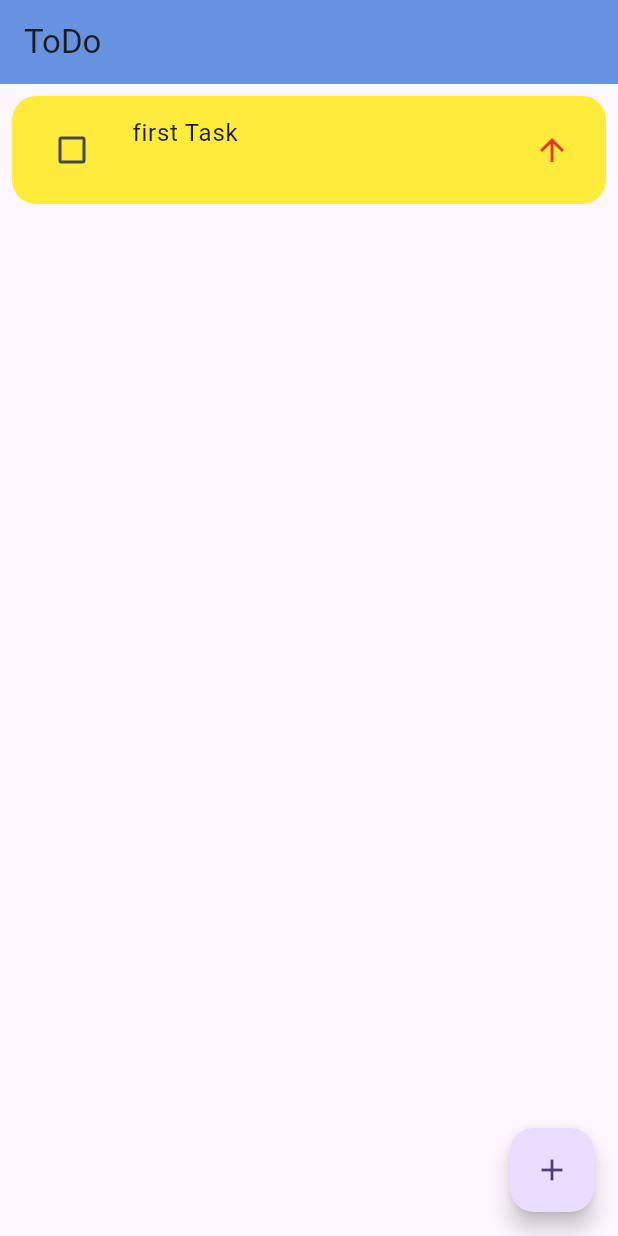
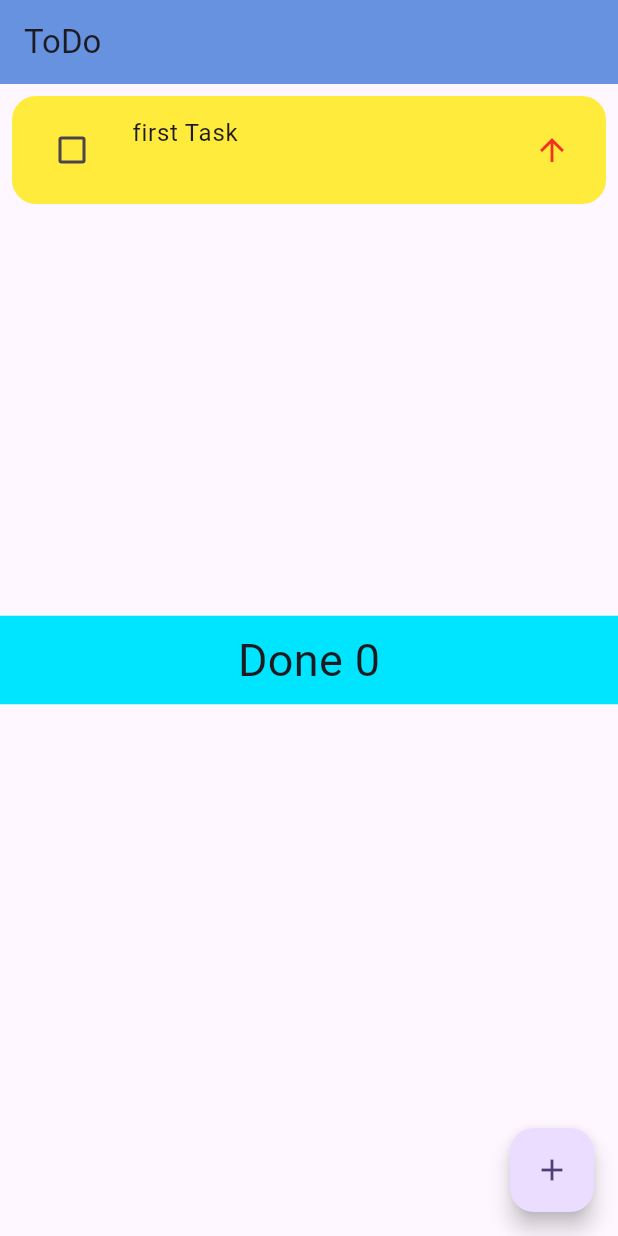
Before and after one commit to kakus94/flutter_first, a Flutter app: the screen it shows after launch, on a phone screen of 412 x 824 dp. Run offline on Flutter 3.47's test engine with Material 3 defaults, Android fonts, the phone set to English and light mode, and no system bars.

Commit message:
done lesson firs

```diff
--- a/lib/learn_2/model/todo_model.dart
+++ b/lib/learn_2/model/todo_model.dart
@@ -5,8 +5,8 @@ import 'package:flutter/material.dart';
 import 'package:flutter_first/learn_2/model/todo_priority.dart';
 import 'package:flutter_first/learn_2/view/todo_list.dart';
 
-class TodoModel {
-  TodoModel(
+class TaskModel {
+  TaskModel(
       {required this.id,
       required this.title,
       required this.subtitle,
@@ -24,24 +24,24 @@ class TodoModel {
     isCheck = !isCheck;
   }
 
-  static List<TodoModel> getList() {
-    List<TodoModel> result = [];
+  static List<TaskModel> getList() {
+    List<TaskModel> result = [];
 
-    result.add(TodoModel(
+    result.add(TaskModel(
         title: "Zakupy",
         subtitle: "Biedrona",
         color: Colors.blueAccent,
         id: uuid.v4(),
         isCheck: false));
 
-    result.add(TodoModel(
+    result.add(TaskModel(
         title: "Zakupy",
         subtitle: "Lidl",
         color: const Color.fromARGB(255, 72, 131, 42),
         id: uuid.v4(),
         isCheck: false));
 
-    result.add(TodoModel(
+    result.add(TaskModel(
         title: "Zakupy",
         subtitle: "Dino",
         color: const Color.fromARGB(255, 178, 143, 46),
@@ -51,7 +51,7 @@ class TodoModel {
     return result;
   }
 
-  TodoModel copyWith({
+  TaskModel copyWith({
     String? id,
     String? title,
     String? subtitle,
@@ -59,7 +59,7 @@ class TodoModel {
     bool? isCheck,
     TodoPriority? priority,
   }) {
-    return TodoModel(
+    return TaskModel(
       id: id ?? this.id,
       title: title ?? this.title,
       subtitle: subtitle ?? this.subtitle,
@@ -102,7 +102,7 @@ class TodoModel {
   }
 
   @override
-  bool operator ==(covariant TodoModel other) {
+  bool operator ==(covariant TaskModel other) {
     if (identical(this, other)) return true;
 
     return other.id == id &&
--- a/lib/learn_2/view/todo_list.dart
+++ b/lib/learn_2/view/todo_list.dart
@@ -1,16 +1,18 @@
+// ignore_for_file: public_member_api_docs, sort_constructors_first
 // ignore_for_file: must_be_immutable
 
 import 'package:flutter/material.dart';
+import 'package:flutter_first/learn_2/widgets/dissmiss_background.dart';
+import 'package:uuid/uuid.dart';
+
 import 'package:flutter_first/learn_2/controllers/list_notifier.dart';
+import 'package:flutter_first/learn_2/model/todo_model.dart';
 import 'package:flutter_first/learn_2/view/edit_task_page.dart';
-import 'package:flutter_first/learn_2/model/todo_model.dart';
-
-import 'package:uuid/uuid.dart';
 
 const uuid = Uuid();
 
-List<TodoModel> listOfTask = [
-  TodoModel(
+List<TaskModel> listOfTask = [
+  TaskModel(
     title: 'first Task',
     color: Colors.yellow,
     subtitle: '',
@@ -20,12 +22,13 @@ List<TodoModel> listOfTask = [
 ];
 
 class TodoList extends StatelessWidget {
-  TodoList({super.key});
+  TodoList({
+    super.key,
+    required this.listNotifier,
+  });
   bool check = false;
 
-  List<TodoModel> tasks = TodoModel.getList();
-
-  final listNotifier = ListNotifier(listOfTask);
+  final ListNotifier listNotifier;
 
   @override
   Widget build(BuildContext context) {
@@ -34,24 +37,52 @@ class TodoList extends StatelessWidget {
         title: const Text("ToDo"),
         backgroundColor: const Color.fromARGB(255, 102, 146, 223),
       ),
-      body: ValueListenableBuilder(
+      body: ValueListenableBuilder<List<TaskModel>>(
         valueListenable: listNotifier,
         builder: (context, value, child) {
-          return ListView.builder(
-            itemBuilder: (context, index) => GestureDetector(
-              onTap: () {
-                Navigator.of(context).push(MaterialPageRoute(
-                  builder: (context) => EditTaskPage(
-                    listNotifier: listNotifier,
-                    task: value[index],
+          return Column(
+            children: [
+              Expanded(
+                  child: value.isNotEmpty ? listTask(value) : noTaskNotify()),
+              ColoredBox(
+                color: Colors.cyanAccent.shade400,
+                child: Padding(
+                  padding: const EdgeInsets.all(8.0),
+                  child: Row(
+                    mainAxisAlignment: MainAxisAlignment.center,
+                    children: [
+                      Text(
+                        "Done ${listNotifier.listOfDoneTask.length}",
+                        style: const TextStyle(fontSize: 30),
+                      ),
+                    ],
                   ),
-                ));
-              },
-              child: TodoTile(
-                task: value[index],
+                ),
               ),
-            ),
-            itemCount: value.length,
+              Expanded(
+                child: ListView.builder(
+                  itemCount: listNotifier.listOfDoneTask.length,
+                  itemBuilder: (context, index) {
+                    return listNotifier.listOfDoneTask.isNotEmpty
+                        ? Row(
+                            children: [
+                              Checkbox(
+                                value: true,
+                                onChanged: (value) {
+                                  listNotifier.toogleDone(
+                                      listNotifier.listOfDoneTask[index]);
+                                },
+                              ),
+                              Text(
+                                listNotifier.listOfDoneTask[index].title,
+                              ),
+                            ],
+                          )
+                        : const Text("Brak");
+                  },
+                ),
+              )
+            ],
           );
         },
       ),
@@ -69,12 +100,64 @@ class TodoList extends StatelessWidget {
       ),
     );
   }
+
+  Center noTaskNotify() {
+    return const Center(
+        child: Text(
+      "Brak zadan",
+      style: TextStyle(
+        fontSize: 24,
+        fontWeight: FontWeight.w500,
+      ),
+    ));
+  }
+
+  ListView listTask(List<TaskModel> value) {
+    return ListView.builder(
+      itemBuilder: (context, index) => dismisibleSubView(value, index, context),
+      itemCount: value.length,
+    );
+  }
+
+  Dismissible dismisibleSubView(
+      List<TaskModel> value, int index, BuildContext context) {
+    return Dismissible(
+      key: ValueKey(value[index]),
+      onDismissed: (direction) => listNotifier.removeTask(value[index]),
+      direction: DismissDirection.endToStart,
+      secondaryBackground:
+          DissmissBackground(mainAxisAlignment: MainAxisAlignment.end),
+      background:
+          DissmissBackground(mainAxisAlignment: MainAxisAlignment.start),
+      child: gestureOnTap_TileDodo(context, value, index),
+    );
+  }
+
+  // ignore: non_constant_identifier_names
+  GestureDetector gestureOnTap_TileDodo(
+      BuildContext context, List<TaskModel> value, int index) {
+    return GestureDetector(
+      onTap: () {
+        Navigator.of(context).push(MaterialPageRoute(
+          builder: (context) => EditTaskPage(
+            listNotifier: listNotifier,
+            task: value[index],
+          ),
+        ));
+      },
+      child: TodoTile(
+        listNotifier: listNotifier,
+        task: value[index],
+      ),
+    );
+  }
 }
 
 class TodoTile extends StatefulWidget {
-  TodoTile({super.key, required this.task});
+  TodoTile({super.key, required this.task, required this.listNotifier});
 
-  TodoModel task;
+  TaskModel task;
+  ListNotifier listNotifier;
 
   @override
   State<TodoTile> createState() => _TodoTileState();
@@ -95,6 +178,7 @@ class _TodoTileState extends State<TodoTile> {
             value: widget.task.isCheck,
             onChanged: (value) => setState(() {
               widget.task.toggle();
+              widget.listNotifier.toogleDone(widget.task);
             }),
           ),
           title: Text(widget.task.title),
--- a/lib/main.dart
+++ b/lib/main.dart
@@ -1,5 +1,6 @@
 // ignore_for_file: public_member_api_docs, sort_constructors_first
 import 'package:flutter/material.dart';
+import 'package:flutter_first/learn_2/controllers/list_notifier.dart';
 import 'package:flutter_first/learn_2/view/todo_list.dart';
 
 // [] cosc
@@ -22,7 +23,9 @@ class MyApp extends StatelessWidget {
         useMaterial3: true,
       ),
       // home: const Home(),
-      home: TodoList(),
+      home: TodoList(
+        listNotifier: ListNotifier(listOfTask),
+      ),
     );
   }
 }
```
Also changed, not shown: lib/learn_2/controllers/list_notifier.dart (+24 -3 lines), lib/learn_2/view/edit_task_page.dart (+4 -4 lines), lib/learn_2/widgets/dissmiss_background.dart (added, +23 -0 lines).
